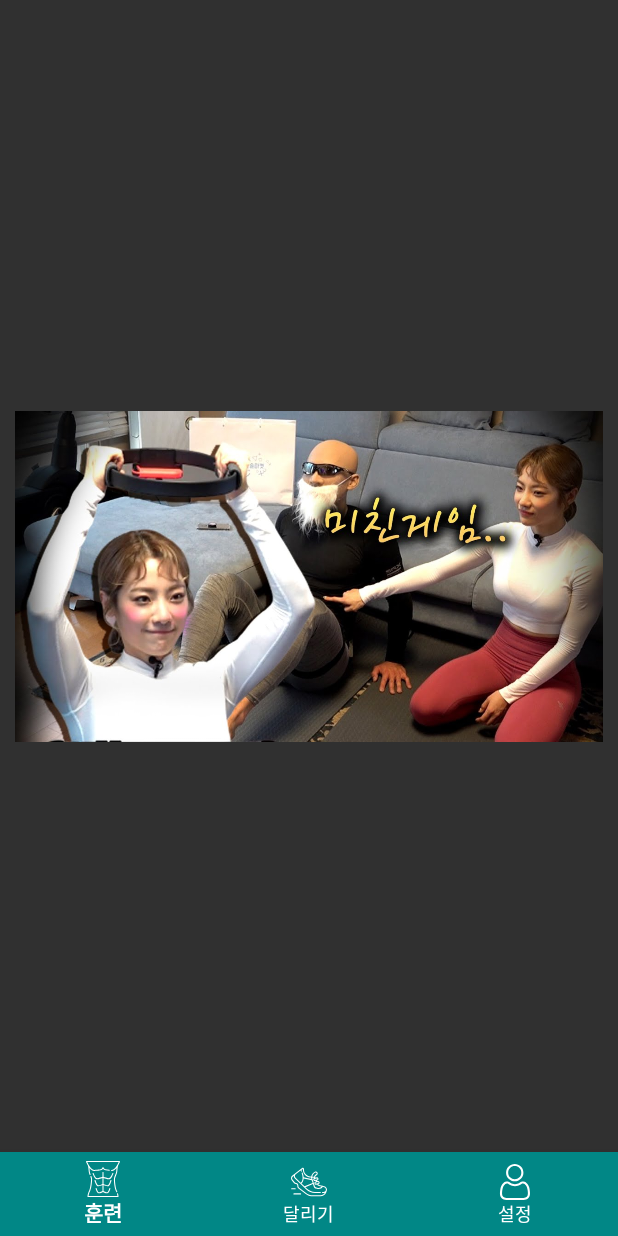
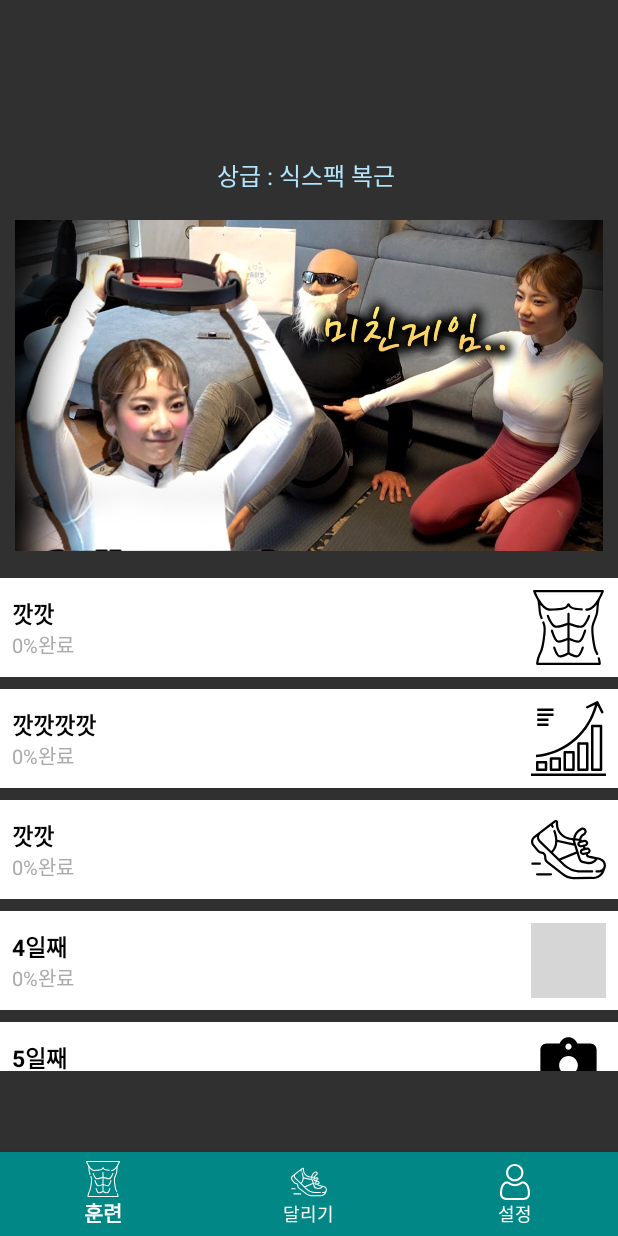
Before and after one commit to ChickenDroid/gongcha_Health, an Android app: the fragment training_level3 placed in its activity, on a phone screen of 412 x 824 dp. Run offline under Robolectric (Android 15) with nearby library versions, the phone set to English and light mode, and no system bars; libraries missing offline, so code that uses them is left out: me.relex.circleindicator; 2 statements that could not run were skipped; grey boxes are pictures that could not be loaded.

Commit message:
feat) training fragment 1,2,3 recyclerview setadapter

```diff
--- a/app/src/main/java/gongcha_health/com/training_level2.java
+++ b/app/src/main/java/gongcha_health/com/training_level2.java
@@ -9,8 +9,14 @@ import android.view.ViewGroup;
 import android.widget.ImageView;
 
 import androidx.fragment.app.Fragment;
+import androidx.recyclerview.widget.LinearLayoutManager;
+import androidx.recyclerview.widget.RecyclerView;
+
+import java.util.Arrays;
+import java.util.List;
 
 public class training_level2 extends Fragment {
+    private RecyclerAdapter_training recyclerAdapter_training;
     public void onCreate(Bundle savedInstanceState) {
         super.onCreate(savedInstanceState);
 
@@ -19,8 +25,36 @@ public class training_level2 extends Fragment {
     public View onCreateView(LayoutInflater inflater, ViewGroup container,
                              Bundle savedInstanceState) {
         View view = inflater.inflate(R.layout.training_level2, container, false);
+        RecyclerView recyclerView=view.findViewById(R.id.training1_recyclerview2);
+        LinearLayoutManager linearLayoutManager=new LinearLayoutManager(getActivity());
+        recyclerView.setHasFixedSize(true);
+        recyclerView.setLayoutManager(linearLayoutManager);
+        recyclerAdapter_training=new RecyclerAdapter_training();
+        recyclerView.setAdapter(recyclerAdapter_training);
+        getdata();
+        return view;
 
 
-        return view;
+    }
+    private void getdata() {
+        List<String> listTitle= Arrays.asList("뀨뀨~","뀨뀨뀨뀨","껬","4일째","5일째","...");
+        List<String> listContent=Arrays.asList("0%완료","0%완료","0%완료","0%완료","0%완료","...");
+        List<Integer> listResid=Arrays.asList(
+                R.drawable.ic_abs,
+                R.drawable.ic_diagram,
+                R.drawable.ic_run,
+                R.drawable.white_radius,
+                R.drawable.ic_assignment_ind_black_24dp,
+                R.drawable.ic_close_black_24dp
+
+        );
+        for (int i=0; i<listTitle.size(); i++){
+            Traing_data data=new Traing_data();
+            data.setTitle(listTitle.get(i));
+            data.setContent(listContent.get(i));
+            data.setResId(listResid.get(i));
+            recyclerAdapter_training.addItem(data);
+        }
+        recyclerAdapter_training.notifyDataSetChanged();
     }
 }
--- a/app/src/main/java/gongcha_health/com/training_level3.java
+++ b/app/src/main/java/gongcha_health/com/training_level3.java
@@ -9,17 +9,52 @@ import android.view.ViewGroup;
 import android.widget.ImageView;
 
 import androidx.fragment.app.Fragment;
+import androidx.recyclerview.widget.LinearLayoutManager;
+import androidx.recyclerview.widget.RecyclerView;
+
+import java.util.Arrays;
+import java.util.List;
 
 public class training_level3  extends Fragment {
+    private RecyclerAdapter_training recyclerAdapter_training;
     public void onCreate(Bundle savedInstanceState) {
         super.onCreate(savedInstanceState);
+
     }
     @Override
     public View onCreateView(LayoutInflater inflater, ViewGroup container,
                              Bundle savedInstanceState) {
         View view = inflater.inflate(R.layout.training_level3, container, false);
+        RecyclerView recyclerView=view.findViewById(R.id.training1_recyclerview3);
+        LinearLayoutManager linearLayoutManager=new LinearLayoutManager(getActivity());
+        recyclerView.setHasFixedSize(true);
+        recyclerView.setLayoutManager(linearLayoutManager);
+        recyclerAdapter_training=new RecyclerAdapter_training();
+        recyclerView.setAdapter(recyclerAdapter_training);
+        getdata();
+        return view;
 
 
-        return view;
+    }
+    private void getdata() {
+        List<String> listTitle= Arrays.asList("깟깟","깟깟깟깟","깟깟","4일째","5일째","...");
+        List<String> listContent=Arrays.asList("0%완료","0%완료","0%완료","0%완료","0%완료","...");
+        List<Integer> listResid=Arrays.asList(
+                R.drawable.ic_abs,
+                R.drawable.ic_diagram,
+                R.drawable.ic_run,
+                R.drawable.white_radius,
+                R.drawable.ic_assignment_ind_black_24dp,
+                R.drawable.ic_close_black_24dp
+
+        );
+        for (int i=0; i<listTitle.size(); i++){
+            Traing_data data=new Traing_data();
+            data.setTitle(listTitle.get(i));
+            data.setContent(listContent.get(i));
+            data.setResId(listResid.get(i));
+            recyclerAdapter_training.addItem(data);
+        }
+        recyclerAdapter_training.notifyDataSetChanged();
     }
 }
--- a/app/src/main/res/layout/training_level3.xml
+++ b/app/src/main/res/layout/training_level3.xml
@@ -3,13 +3,34 @@
     android:orientation="vertical" android:layout_width="match_parent"
     android:layout_height="match_parent">
 
-    <ImageView
+    <LinearLayout
         android:layout_width="match_parent"
-        android:layout_height="match_parent"
-        android:layout_margin="10dp"
-        android:src="@drawable/physical_tst3"
+        android:layout_height="200dp"
+        android:layout_weight="2"
+        android:orientation="vertical">
 
+        <TextView
+            android:layout_width="wrap_content"
+            android:layout_height="wrap_content"
+            android:layout_gravity="center"
+            android:layout_marginTop="50dp"
+            android:text="상급 : 식스팩 복근 "
+            android:textAlignment="center"
+            android:textColor="#B3E5FC"
+            android:textSize="16sp" />
 
-        />
+        <ImageView
+            android:layout_width="match_parent"
+            android:layout_height="wrap_content"
+            android:layout_margin="10dp"
+            android:src="@drawable/physical_tst3"
 
+            />
+    </LinearLayout>
+
+    <androidx.recyclerview.widget.RecyclerView
+        android:id="@+id/training1_recyclerview3"
+        android:layout_width="match_parent"
+        android:layout_weight="5"
+        android:layout_height="0dp"/>
 </LinearLayout>
```
Also changed, not shown: app/src/main/res/layout/training.xml (+4 -6 lines), app/src/main/res/layout/training_level1.xml (+17 -7 lines), app/src/main/res/layout/training_level2.xml (+28 -5 lines), app/src/main/res/drawable/batsal.jpg (added), 1 other file.
